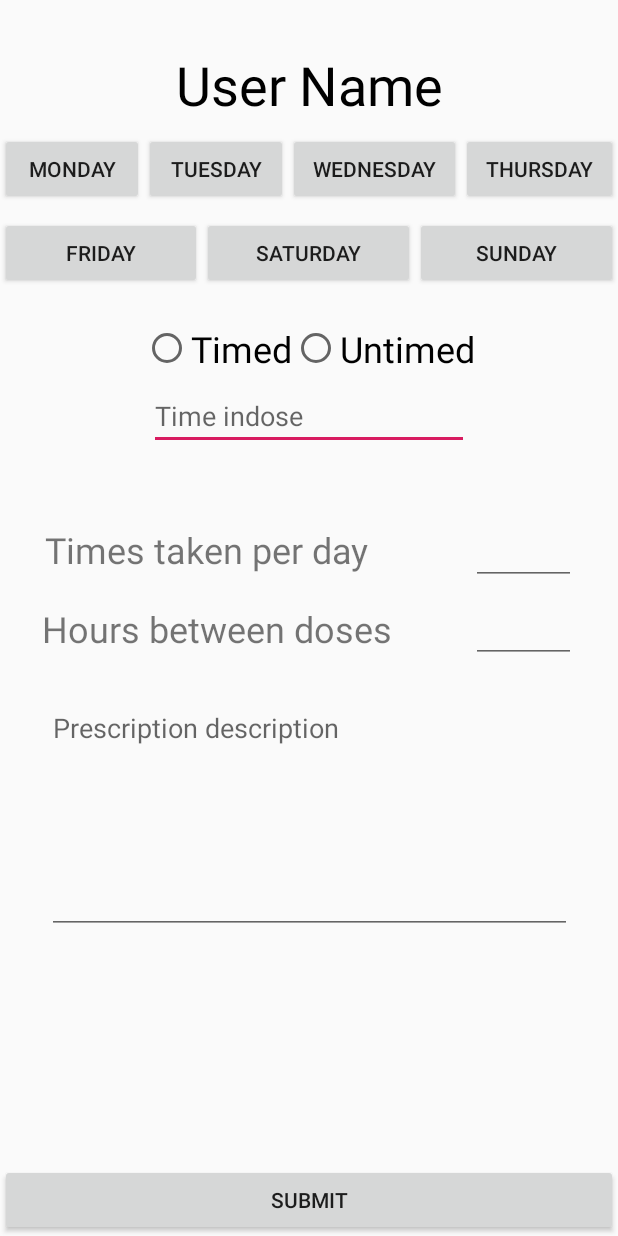
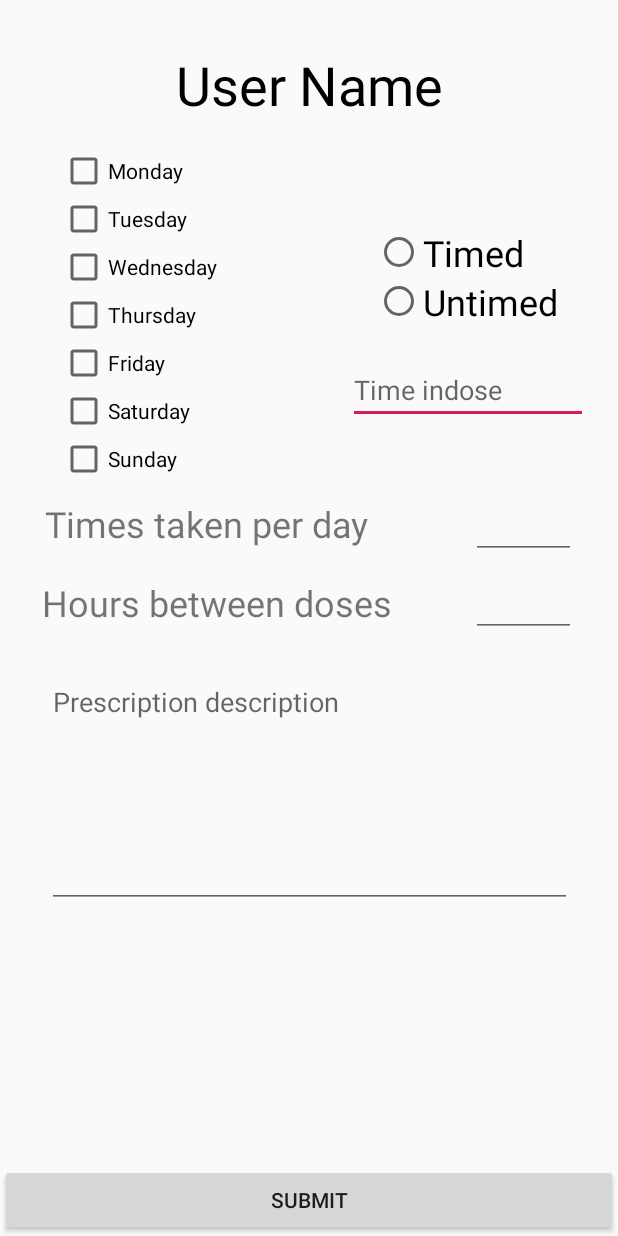
Before and after one commit to zyc1996/CS401_Group3_Project3, an Android app: the layout activity_add_prescription.xml on its own in the app's theme, with its tools: preview values and no code run, on a phone screen of 412 x 824 dp. Run offline under Robolectric (Android 15) with nearby library versions, the phone set to English and light mode, and no system bars.

Commit message:
add prescription xml complete

```diff
--- a/app/src/main/java/cs401/group3/pillpopper/ui/AddPrescriptionActivity.java
+++ b/app/src/main/java/cs401/group3/pillpopper/ui/AddPrescriptionActivity.java
@@ -4,12 +4,14 @@ import android.os.Bundle;
 
 import androidx.appcompat.app.AppCompatActivity;
 
+import cs401.group3.pillpopper.R;
+
 public class AddPrescriptionActivity extends AppCompatActivity {
 
     @Override
     protected void onCreate(Bundle savedInstanceState) {
         super.onCreate(savedInstanceState);
-        //setContentView(R.layout.activity_add_prescription);
+        setContentView(R.layout.activity_add_prescription);
     }
 
 
--- a/app/src/main/java/cs401/group3/pillpopper/ui/HomepagePatientActivity.java
+++ b/app/src/main/java/cs401/group3/pillpopper/ui/HomepagePatientActivity.java
@@ -1,10 +1,10 @@
 package cs401.group3.pillpopper.ui;
 
-import android.os.Bundle;
+        import android.os.Bundle;
 
-import androidx.appcompat.app.AppCompatActivity;
+        import androidx.appcompat.app.AppCompatActivity;
 
-import cs401.group3.pillpopper.R;
+        import cs401.group3.pillpopper.R;
 
 public class HomepagePatientActivity extends AppCompatActivity {
 
--- a/app/src/main/res/layout/activity_add_prescription.xml
+++ b/app/src/main/res/layout/activity_add_prescription.xml
@@ -5,77 +5,6 @@
     android:layout_width="match_parent"
     android:layout_height="match_parent"
     tools:context=".ui.AddPrescriptionActivity">
-
-    <LinearLayout
-        android:id="@+id/linearLayout"
-        android:layout_width="0dp"
-        android:layout_height="wrap_content"
-        android:layout_marginTop="8dp"
-        android:orientation="horizontal"
-        app:layout_constraintEnd_toEndOf="parent"
-        app:layout_constraintStart_toStartOf="parent"
-        app:layout_constraintTop_toBottomOf="@+id/user_name">
-
-        <Button
-            android:id="@+id/monday_button"
-            android:layout_width="wrap_content"
-            android:layout_height="wrap_content"
-            android:layout_weight="1"
-            android:text="@string/monday_button" />
-
-        <Button
-            android:id="@+id/tuesday_button"
-            android:layout_width="wrap_content"
-            android:layout_height="wrap_content"
-            android:layout_weight="1"
-            android:text="@string/tuesday_button" />
-
-        <Button
-            android:id="@+id/wednesday_button"
-            android:layout_width="wrap_content"
-            android:layout_height="wrap_content"
-            android:layout_weight="1"
-            android:text="@string/wednesday_button" />
-
-        <Button
-            android:id="@+id/thursday_button"
-            android:layout_width="wrap_content"
-            android:layout_height="wrap_content"
-            android:layout_weight="1"
-            android:text="@string/thursday_button" />
-    </LinearLayout>
-
-    <LinearLayout
-        android:id="@+id/linearLayout3"
-        android:layout_width="0dp"
-        android:layout_height="wrap_content"
-        android:layout_marginTop="8dp"
-        android:orientation="horizontal"
-        app:layout_constraintEnd_toEndOf="parent"
-        app:layout_constraintStart_toStartOf="parent"
-        app:layout_constraintTop_toBottomOf="@+id/linearLayout">
-
-        <Button
-            android:id="@+id/friday_button"
-            android:layout_width="wrap_content"
-            android:layout_height="wrap_content"
-            android:layout_weight="1"
-            android:text="@string/friday_button" />
-
-        <Button
-            android:id="@+id/staurday_button"
-            android:layout_width="wrap_content"
-            android:layout_height="wrap_content"
-            android:layout_weight="1"
-            android:text="@string/saturday_button" />
-
-        <Button
-            android:id="@+id/sunday_button"
-            android:layout_width="wrap_content"
-            android:layout_height="wrap_content"
-            android:layout_weight="1"
-            android:text="@string/sunday_button" />
-    </LinearLayout>
 
     <TextView
         android:id="@+id/user_name"
@@ -89,15 +18,67 @@
         app:layout_constraintStart_toStartOf="parent"
         app:layout_constraintTop_toTopOf="parent" />
 
+    <androidx.appcompat.widget.LinearLayoutCompat
+        android:layout_width="wrap_content"
+        android:layout_height="wrap_content"
+        android:orientation="vertical"
+        android:layout_marginStart="40dp"
+        android:layout_marginTop="17dp"
+        app:layout_constraintStart_toStartOf="parent"
+        app:layout_constraintTop_toBottomOf="@+id/user_name">
+
+        <androidx.appcompat.widget.AppCompatCheckBox
+            android:id="@+id/monday_radio_button"
+            android:layout_width="match_parent"
+            android:layout_height="wrap_content"
+            android:text="@string/monday_button" />
+
+        <androidx.appcompat.widget.AppCompatCheckBox
+            android:id="@+id/tuesday_radio_button"
+            android:layout_width="match_parent"
+            android:layout_height="wrap_content"
+            android:text="@string/tuesday_button" />
+
+        <androidx.appcompat.widget.AppCompatCheckBox
+            android:id="@+id/wednesday_radio_button"
+            android:layout_width="match_parent"
+            android:layout_height="wrap_content"
+            android:text="@string/wednesday_button" />
+
+        <androidx.appcompat.widget.AppCompatCheckBox
+            android:id="@+id/thursday_radio_button"
+            android:layout_width="match_parent"
+            android:layout_height="wrap_content"
+            android:text="@string/thursday_button" />
+
+        <androidx.appcompat.widget.AppCompatCheckBox
+            android:id="@+id/friday_radio_button"
+            android:layout_width="match_parent"
+            android:layout_height="wrap_content"
+            android:text="@string/friday_button" />
+
+        <androidx.appcompat.widget.AppCompatCheckBox
+            android:id="@+id/saturday_radio_button"
+            android:layout_width="match_parent"
+            android:layout_height="wrap_content"
+            android:text="@string/saturday_button" />
+
+        <androidx.appcompat.widget.AppCompatCheckBox
+            android:id="@+id/sunday_radio_button"
+            android:layout_width="match_parent"
+            android:layout_height="wrap_content"
+            android:text="@string/sunday_button" />
+    </androidx.appcompat.widget.LinearLayoutCompat>
+
     <RadioGroup
         android:id="@+id/radioGroup"
         android:layout_width="wrap_content"
         android:layout_height="wrap_content"
-        android:layout_marginTop="23dp"
-        android:orientation="horizontal"
+
+        android:layout_marginTop="71dp"
+        android:layout_marginEnd="40dp"
         app:layout_constraintEnd_toEndOf="parent"
-        app:layout_constraintStart_toStartOf="parent"
-        app:layout_constraintTop_toBottomOf="@+id/linearLayout3">
+        app:layout_constraintTop_toBottomOf="@+id/user_name">
 
         <RadioButton
             android:id="@+id/timed_radio_button"
@@ -117,16 +98,16 @@
 
     <EditText
         android:id="@+id/does_time_fill"
-        android:layout_width="wrap_content"
+        android:layout_width="160dp"
         android:layout_height="wrap_content"
-        android:layout_marginTop="6dp"
+        android:layout_marginTop="20dp"
+        android:layout_marginEnd="20dp"
+        android:autofillHints=""
         android:ems="10"
         android:hint="@string/time_indose"
         android:inputType="time"
         app:layout_constraintEnd_toEndOf="parent"
-        app:layout_constraintStart_toStartOf="parent"
-        app:layout_constraintTop_toBottomOf="@+id/radioGroup"
-        android:autofillHints="" />
+        app:layout_constraintTop_toBottomOf="@+id/radioGroup" />
 
     <TextView
         android:id="@+id/times_taken_hint"
```
